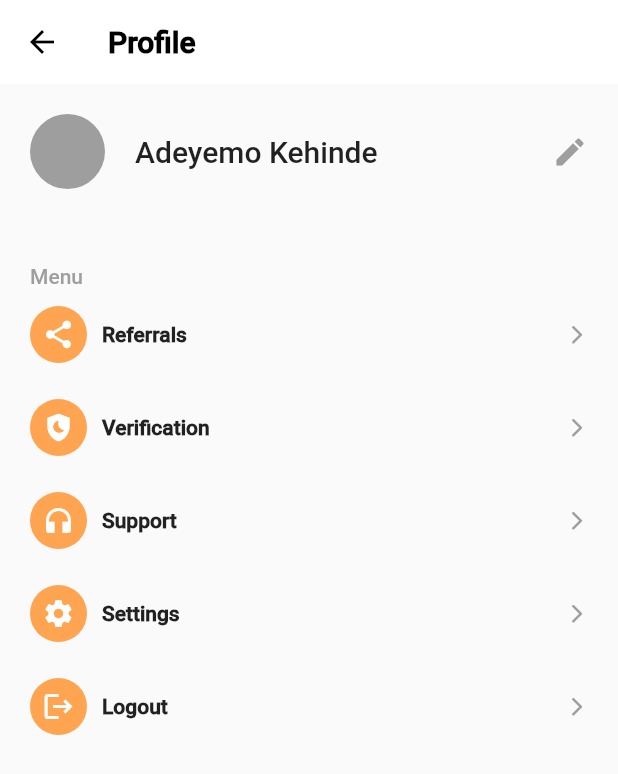
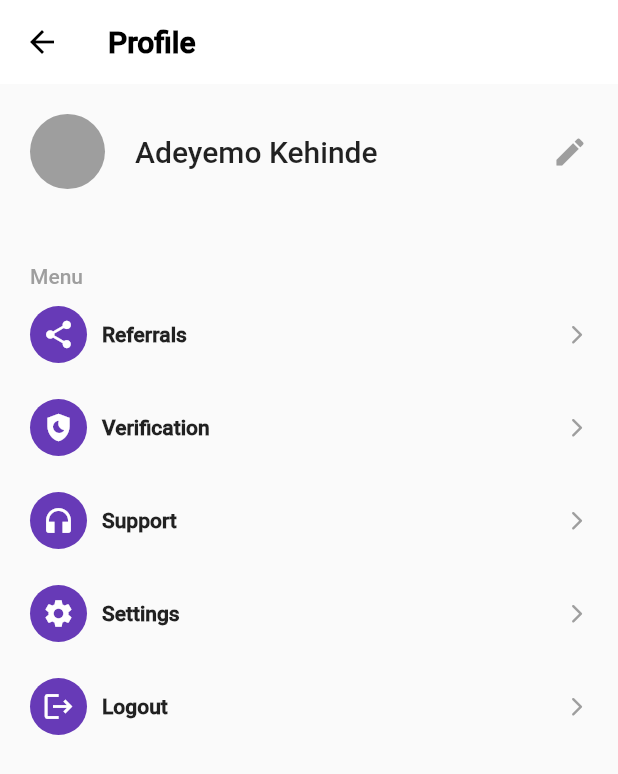
Before and after one commit to mayokmedia/TheBreej, a Flutter app: the ProfilePage screen opened directly, on a phone screen of 412 x 824 dp. Shown: the top 774 px of the screen. Run offline on Flutter 3.47's test engine with Material 2 defaults, Android fonts, the phone set to English and light mode, and no system bars; Roboto replaces fonts that are missing (Raleway).

Commit message:
chnaged primary color

```diff
--- a/lib/const/styles.dart
+++ b/lib/const/styles.dart
@@ -1,5 +1,5 @@
 import 'package:flutter/material.dart';
 
-const kPrimaryColor =  Color(0xFFFFA451);
+const kPrimaryColor = Colors.deepPurple;
 Color kBackgroundColor = Colors.deepPurple;
 Color kRedColor = Colors.red;
```
